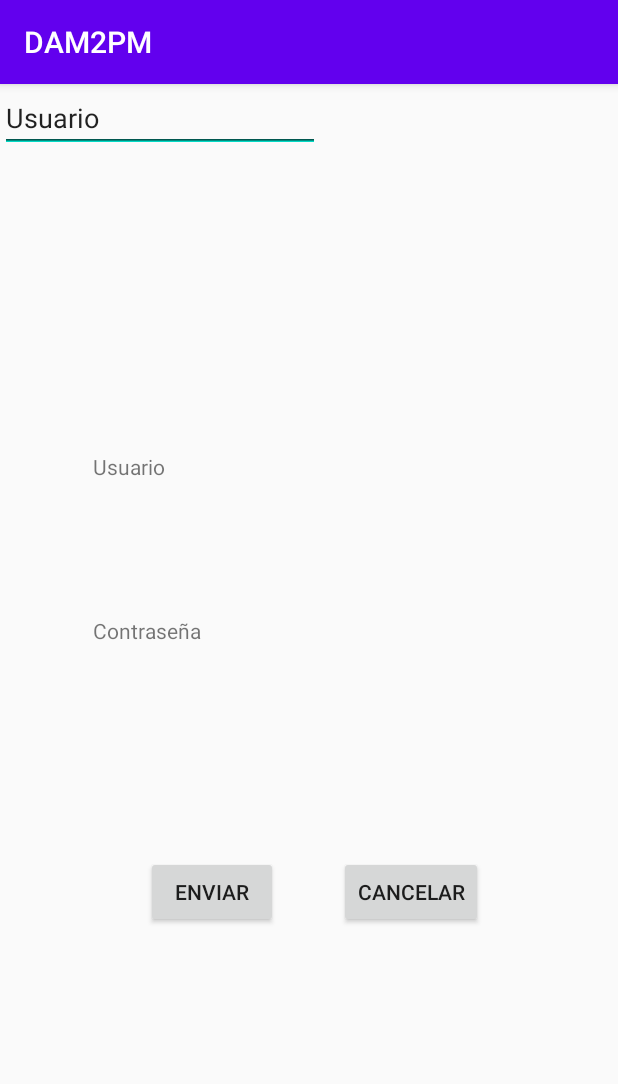
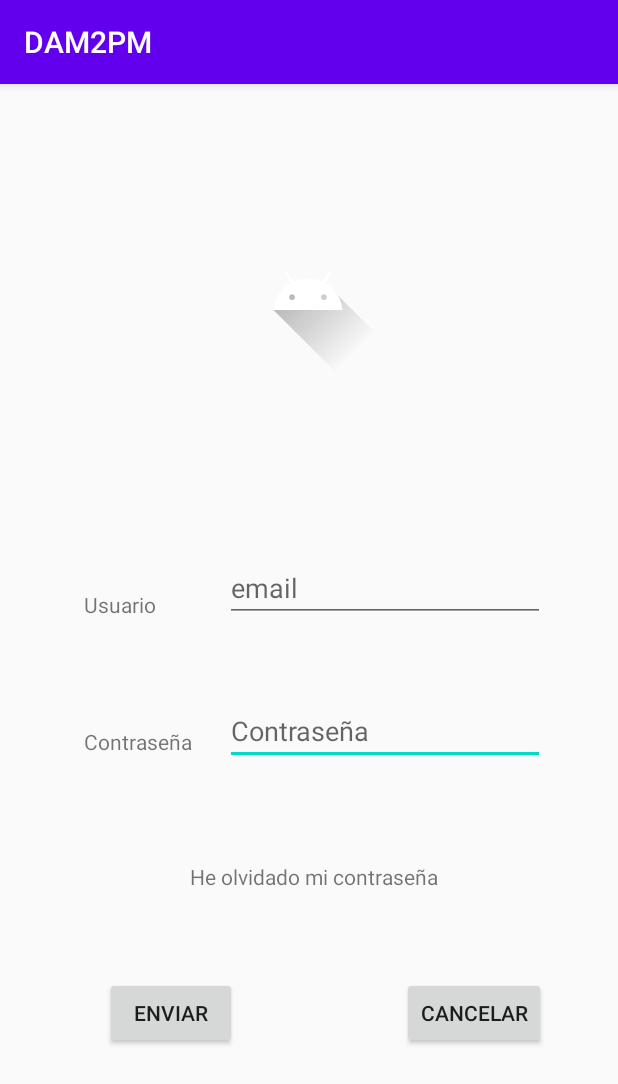
Before and after one commit to FlorenciaFigueroaI/ReTrurismApp, an Android app: the screen it shows after launch (MainActivity), on a phone screen of 412 x 824 dp. Shown: the top 1084 px of the screen. Run offline under Robolectric (Android 15) with nearby library versions, the phone set to English and light mode, and no system bars.

Commit message:
Modificación main XML
*Se agrega imageView (logo), txtView (olvidoPwd).
*Se arreglan errores y warnings.
*Se agrega Librería vector.drawable establecida en true en build.gradle app.

```diff
--- a/app/build.gradle
+++ b/app/build.gradle
@@ -12,6 +12,7 @@ android {
         versionName "1.0"
 
         testInstrumentationRunner "androidx.test.runner.AndroidJUnitRunner"
+        vectorDrawables.useSupportLibrary = true
     }
 
     buildTypes {
@@ -25,7 +26,7 @@ android {
 dependencies {
     implementation fileTree(dir: "libs", include: ["*.jar"])
     implementation 'androidx.appcompat:appcompat:1.2.0'
-    implementation 'androidx.constraintlayout:constraintlayout:2.0.1'
+    implementation 'androidx.constraintlayout:constraintlayout:2.0.2'
     testImplementation 'junit:junit:4.12'
     androidTestImplementation 'androidx.test.ext:junit:1.1.2'
     androidTestImplementation 'androidx.test.espresso:espresso-core:3.3.0'
--- a/app/src/main/res/layout/activity_main.xml
+++ b/app/src/main/res/layout/activity_main.xml
@@ -11,68 +11,104 @@
         android:id="@+id/BtnEnviar"
         android:layout_width="wrap_content"
         android:layout_height="wrap_content"
-        android:text="Enviar"
+        android:text="@string/enviar"
         app:layout_constraintBottom_toBottomOf="parent"
         app:layout_constraintEnd_toEndOf="parent"
-        app:layout_constraintHorizontal_bias="0.3"
+        app:layout_constraintHorizontal_bias="0.216"
         app:layout_constraintStart_toStartOf="parent"
         app:layout_constraintTop_toTopOf="parent"
-        app:layout_constraintVertical_bias="0.715" />
+        app:layout_constraintVertical_bias="0.827" />
 
     <Button
         android:id="@+id/BtnCancelar"
         android:layout_width="wrap_content"
         android:layout_height="wrap_content"
-        android:text="Cancelar"
+        android:text="@string/cancelar"
         app:layout_constraintBottom_toBottomOf="parent"
         app:layout_constraintEnd_toEndOf="parent"
-        app:layout_constraintHorizontal_bias="0.311"
+        app:layout_constraintHorizontal_bias="0.696"
         app:layout_constraintStart_toEndOf="@+id/BtnEnviar"
         app:layout_constraintTop_toTopOf="parent"
-        app:layout_constraintVertical_bias="0.715" />
+        app:layout_constraintVertical_bias="0.827" />
 
     <TextView
         android:id="@+id/txtViewPwd"
         android:layout_width="wrap_content"
         android:layout_height="wrap_content"
-        android:text="Contraseña"
+        android:text="@string/contrase_a"
         app:layout_constraintBottom_toBottomOf="parent"
         app:layout_constraintEnd_toEndOf="parent"
-        app:layout_constraintHorizontal_bias="0.182"
+        app:layout_constraintHorizontal_bias="0.165"
         app:layout_constraintStart_toStartOf="parent"
         app:layout_constraintTop_toTopOf="parent"
-        app:layout_constraintVertical_bias="0.474" />
+        app:layout_constraintVertical_bias="0.573" />
 
     <TextView
         android:id="@+id/txtViewUsuario"
         android:layout_width="wrap_content"
         android:layout_height="wrap_content"
         android:layout_marginBottom="72dp"
-        android:text="Usuario"
+        android:text="@string/usuario"
         app:layout_constraintBottom_toTopOf="@+id/txtViewPwd"
         app:layout_constraintEnd_toEndOf="parent"
-        app:layout_constraintHorizontal_bias="0.17"
+        app:layout_constraintHorizontal_bias="0.154"
         app:layout_constraintStart_toStartOf="parent"
         app:layout_constraintTop_toTopOf="parent"
-        app:layout_constraintVertical_bias="0.931" />
+        app:layout_constraintVertical_bias="1.0" />
 
     <EditText
         android:id="@+id/txtPwd"
         android:layout_width="wrap_content"
         android:layout_height="wrap_content"
+        android:autofillHints=""
         android:ems="10"
+        android:hint="@string/contrase_a"
         android:inputType="textPassword"
-        tools:layout_editor_absoluteX="169dp"
-        tools:layout_editor_absoluteY="322dp" />
+        app:layout_constraintBottom_toBottomOf="parent"
+        app:layout_constraintEnd_toEndOf="parent"
+        app:layout_constraintHorizontal_bias="0.315"
+        app:layout_constraintStart_toEndOf="@+id/txtViewPwd"
+        app:layout_constraintTop_toBottomOf="@+id/txtEmailUsuario"
+        app:layout_constraintVertical_bias="0.137" />
 
     <EditText
-        android:id="@+id/txtUsuario"
+        android:id="@+id/txtEmailUsuario"
         android:layout_width="wrap_content"
         android:layout_height="wrap_content"
         android:ems="10"
-        android:inputType="textPersonName"
-        android:text="Usuario"
-        tools:layout_editor_absoluteX="167dp"
-        tools:layout_editor_absoluteY="221dp" />
+        android:hint="@string/email"
+        android:importantForAutofill="no"
+        android:inputType="textEmailAddress"
+        app:layout_constraintBottom_toBottomOf="parent"
+        app:layout_constraintEnd_toEndOf="parent"
+        app:layout_constraintHorizontal_bias="0.484"
+        app:layout_constraintStart_toEndOf="@+id/txtViewUsuario"
+        app:layout_constraintTop_toTopOf="parent"
+        app:layout_constraintVertical_bias="0.434" />
+
+    <TextView
+        android:id="@+id/txtViewOlvidoPwd"
+        android:layout_width="wrap_content"
+        android:layout_height="wrap_content"
+        android:text="@string/he_olvidado_mi_contrase_a"
+        app:layout_constraintBottom_toBottomOf="parent"
+        app:layout_constraintEnd_toEndOf="parent"
+        app:layout_constraintHorizontal_bias="0.514"
+        app:layout_constraintStart_toStartOf="parent"
+        app:layout_constraintTop_toTopOf="parent"
+        app:layout_constraintVertical_bias="0.693" />
+
+    <ImageView
+        android:id="@+id/imgViewLogo"
+        android:layout_width="wrap_content"
+        android:layout_height="wrap_content"
+        app:layout_constraintBottom_toBottomOf="parent"
+        app:layout_constraintEnd_toEndOf="parent"
+        app:layout_constraintHorizontal_bias="0.498"
+        app:layout_constraintStart_toStartOf="parent"
+        app:layout_constraintTop_toTopOf="parent"
+        app:layout_constraintVertical_bias="0.131"
+        app:srcCompat="@drawable/ic_launcher_foreground"
+        android:contentDescription="@string/logo" />
 
 </androidx.constraintlayout.widget.ConstraintLayout>
--- a/app/src/main/res/values/strings.xml
+++ b/app/src/main/res/values/strings.xml
@@ -1,3 +1,10 @@
 <resources>
     <string name="app_name">DAM2PM</string>
+    <string name="enviar">Enviar</string>
+    <string name="cancelar">Cancelar</string>
+    <string name="contrase_a">Contraseña</string>
+    <string name="usuario">Usuario</string>
+    <string name="email">email</string>
+    <string name="he_olvidado_mi_contrase_a">He olvidado mi contraseña</string>
+    <string name="logo">logo</string>
 </resources>
--- a/build.gradle
+++ b/build.gradle
@@ -5,7 +5,7 @@ buildscript {
         jcenter()
     }
     dependencies {
-        classpath "com.android.tools.build:gradle:4.0.1"
+        classpath 'com.android.tools.build:gradle:4.0.2'
 
         // NOTE: Do not place your application dependencies here; they belong
         // in the individual module build.gradle files
```
